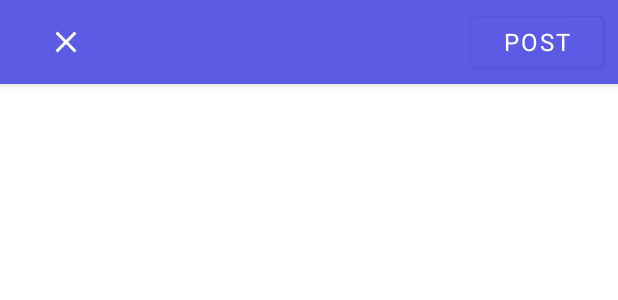
After one commit to ETS-Android2/reseau-social-android, an Android app: the layout activity_new_post.xml on its own in the app's theme, with its tools: preview values and no code run, on a phone screen of 412 x 824 dp. The commit adds this screen. Shown: the top 300 px of the screen. Run offline under Robolectric (Android 15) with nearby library versions, the phone set to English and light mode, and no system bars.

Commit message:
Ajout de l'activité ajouter un post (mais pas encore la création d'un nouveau post)

```diff
--- a/SocialMediaProject/app/src/main/java/com/example/socialmediaproject/ui/groupes/post/PostGroupeFragment.java
+++ b/SocialMediaProject/app/src/main/java/com/example/socialmediaproject/ui/groupes/post/PostGroupeFragment.java
@@ -4,6 +4,7 @@
 import androidx.appcompat.app.AppCompatActivity;
 import androidx.lifecycle.ViewModelProvider;
 
+import android.content.Intent;
 import android.os.Bundle;
 
 import androidx.annotation.NonNull;
@@ -24,12 +25,14 @@
 import android.widget.TextView;
 import android.widget.Toast;
 
+import com.example.socialmediaproject.MainActivity;
 import com.example.socialmediaproject.R;
 
 import com.example.socialmediaproject.adapters.PostInGroupAdapter;
 import com.example.socialmediaproject.enums.Access;
 import com.example.socialmediaproject.models.GroupItem;
 import com.example.socialmediaproject.models.PostItem;
+import com.example.socialmediaproject.newPostActivity;
 import com.google.android.material.floatingactionbutton.FloatingActionButton;
 
 import java.util.ArrayList;
@@ -109,7 +112,8 @@
         fab.setOnClickListener(new View.OnClickListener() {
             @Override
             public void onClick(View view) {
-                Toast.makeText(getContext(),"Ajouter un post dans ce groupe!" , Toast.LENGTH_SHORT).show();
+                //Toast.makeText(getContext(),"Ajouter un post dans ce groupe!" , Toast.LENGTH_SHORT).show();
+                startActivity(new Intent(getActivity(), newPostActivity.class));
             }
         });
 
--- a/SocialMediaProject/app/src/main/res/drawable/ic_baseline_lock_open_24.xml
+++ b/SocialMediaProject/app/src/main/res/drawable/ic_baseline_lock_open_24.xml
@@ -1,6 +1,6 @@
 <vector xmlns:android="http://schemas.android.com/apk/res/android"
-    android:width="24dp"
-    android:height="24dp"
+    android:width="20dp"
+    android:height="20dp"
     android:viewportWidth="24"
     android:viewportHeight="24"
     android:tint="?attr/colorControlNormal">
--- /dev/null
+++ b/SocialMediaProject/app/src/main/res/layout/activity_new_post.xml
@@ -0,0 +1,75 @@
+<?xml version="1.0" encoding="utf-8"?>
+<androidx.coordinatorlayout.widget.CoordinatorLayout xmlns:android="http://schemas.android.com/apk/res/android"
+    xmlns:app="http://schemas.android.com/apk/res-auto"
+    xmlns:tools="http://schemas.android.com/tools"
+    android:layout_width="match_parent"
+    android:layout_height="match_parent"
+    tools:context=".newPostActivity">
+
+    <com.google.android.material.appbar.AppBarLayout
+        android:layout_width="match_parent"
+        android:layout_height="wrap_content"
+        android:theme="@style/Theme.SocialMediaProject.AppBarOverlay">
+
+        <com.google.android.material.appbar.MaterialToolbar
+            android:id="@+id/toolbar"
+            android:layout_width="match_parent"
+            android:layout_height="wrap_content">
+
+
+            <RelativeLayout
+                android:layout_width="wrap_content"
+                android:layout_height="?attr/actionBarSize">
+
+                <ImageButton
+                    android:id="@+id/toolbar_close"
+                    style="@style/TextAppearance.Widget.AppCompat.Toolbar.Subtitle"
+                    android:layout_width="wrap_content"
+                    android:layout_height="match_parent"
+                    android:background="?attr/selectableItemBackground"
+                    android:gravity="center_vertical"
+                    android:paddingLeft="16dp"
+                    android:paddingRight="16dp"
+                    android:src="@drawable/ic_baseline_close_24"
+                    android:textAllCaps="true"
+                    android:textColor="@color/white" />
+
+                <Button
+                    android:id="@+id/toolbar_post"
+                    android:layout_width="wrap_content"
+                    android:layout_height="match_parent"
+                    style="@style/TextAppearance.Widget.AppCompat.Toolbar.Subtitle"
+                    android:textColor="@color/white"
+                    android:drawablePadding="8dp"
+                    android:gravity="center_vertical"
+                    android:layout_marginTop="5dp"
+                    android:layout_marginBottom="5dp"
+                    android:textAlignment="center"
+                    android:layout_marginRight="10dp"
+                    android:paddingLeft="16dp"
+                    android:paddingRight="16dp"
+                    android:text="Post"
+                    android:textAllCaps="true"
+
+                    android:layout_alignParentEnd="true"
+                    tools:ignore="RtlCompat" />
+
+            </RelativeLayout>
+
+        </com.google.android.material.appbar.MaterialToolbar>
+    </com.google.android.material.appbar.AppBarLayout>
+
+
+    <EditText
+        android:id="@+id/editTextTextMultiLine"
+        android:layout_width="match_parent"
+        android:layout_height="match_parent"
+        android:autofillHints=""
+        android:padding="10dp"
+        android:background="@null"
+        android:ems="10"
+        android:gravity="start|top"
+        android:layout_marginTop="?attr/actionBarSize"
+        android:inputType="textMultiLine" />
+
+</androidx.coordinatorlayout.widget.CoordinatorLayout>
--- a/SocialMediaProject/app/src/main/res/values/dimens.xml
+++ b/SocialMediaProject/app/src/main/res/values/dimens.xml
@@ -2,4 +2,5 @@
     <!-- Default screen margins, per the Android Design guidelines. -->
     <dimen name="activity_horizontal_margin">16dp</dimen>
     <dimen name="activity_vertical_margin">16dp</dimen>
+    <dimen name="fab_margin">16dp</dimen>
 </resources>
--- a/SocialMediaProject/app/src/main/res/values/themes.xml
+++ b/SocialMediaProject/app/src/main/res/values/themes.xml
@@ -21,9 +21,18 @@
         <!--<item name="colorSurface" >@color/colorBackgroundCard</item>-->
 
         <!-- Error color indicates errors states, for components such as text fields -->
-        <item name="colorError" >#111111</item>
-        <item name="colorOnError" >#111111</item>
+        <item name="colorError">#111111</item>
+        <item name="colorOnError">#111111</item>
 
 
     </style>
+
+    <style name="Theme.SocialMediaProject.NoActionBar">
+        <item name="windowActionBar">false</item>
+        <item name="windowNoTitle">true</item>
+    </style>
+
+    <style name="Theme.SocialMediaProject.AppBarOverlay" parent="ThemeOverlay.AppCompat.Dark.ActionBar" />
+
+    <style name="Theme.SocialMediaProject.PopupOverlay" parent="ThemeOverlay.AppCompat.Light" />
 </resources>
--- a/SocialMediaProject/app/src/main/res/xml/groupe_preferences.xml
+++ b/SocialMediaProject/app/src/main/res/xml/groupe_preferences.xml
@@ -37,5 +37,9 @@
             app:key="group_exit"
             app:title="@string/group_exit"/>
 
+        <Preference
+            app:key="group_exit"
+            app:title="@string/delete_group"/>
+
     </PreferenceCategory>
 </PreferenceScreen>
```
Also changed, not shown: SocialMediaProject/app/src/main/AndroidManifest.xml (+15 -7 lines), SocialMediaProject/app/src/main/java/com/example/socialmediaproject/adapters/GroupItemAdapter.java (+10 -0 lines), SocialMediaProject/app/src/main/java/com/example/socialmediaproject/newPostActivity.java (added, +49 -0 lines), SocialMediaProject/app/src/main/java/com/example/socialmediaproject/ui/newPost/NewPostFragment.java (deleted, +0 -38 lines), SocialMediaProject/app/src/main/java/com/example/socialmediaproject/ui/newPost/NewPostViewModel.java (deleted, +0 -7 lines), SocialMediaProject/app/src/main/res/layout/adapter_group_item.xml (+17 -6 lines), SocialMediaProject/app/src/main/res/values/strings.xml (+10 -0 lines).
